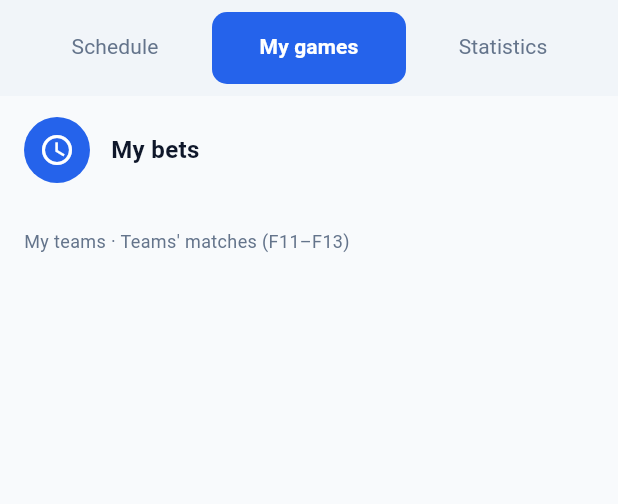
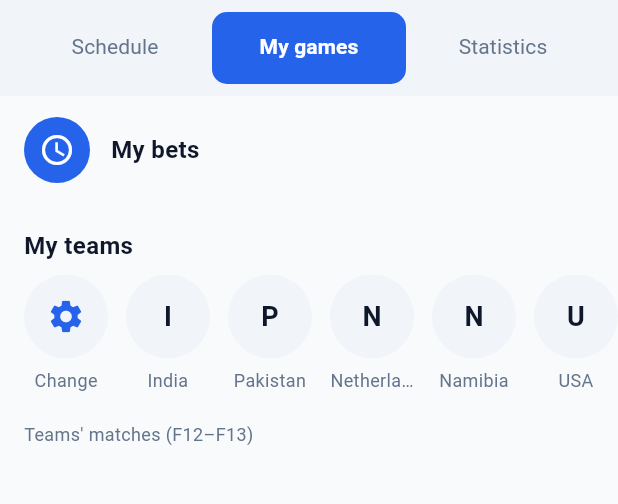
Before and after one commit to SaeefMinhaz/flutter_complex_ui_guide, a Flutter app: the screen it shows after launch, tab 2 chosen, on a phone screen of 412 x 824 dp, the part 330-834 px from its top. Run offline on Flutter 3.47's test engine with Material 3 defaults, Android fonts, the phone set to English and light mode, and no system bars; our stand-ins replace equatable, flutter_bloc.

Commit message:
feat(my games): My teams carousel with Change and team chip added

```diff
--- a/lib/features/my_games/presentation/my_games_page.dart
+++ b/lib/features/my_games/presentation/my_games_page.dart
@@ -2,10 +2,19 @@ import 'package:flutter/material.dart';
 
 import '../../../core/theme/theme.dart';
 import 'widgets/my_bets_row.dart';
+import 'widgets/my_teams_carousel.dart';
 
-/// My games tab content. My Bets (F10), My Teams, Teams Match in F11–F13.
+/// My games tab content. My Bets (F10), My Teams (F11), Teams Match in F12–F13.
 class MyGamesPage extends StatelessWidget {
   const MyGamesPage({super.key});
+
+  static const List<String> _exampleTeams = [
+    'India',
+    'Pakistan',
+    'Netherlands',
+    'Namibia',
+    'USA',
+  ];
 
   @override
   Widget build(BuildContext context) {
@@ -15,10 +24,20 @@ class MyGamesPage extends StatelessWidget {
           child: MyBetsRow(),
         ),
         SliverToBoxAdapter(
+          child: MyTeamsCarousel(
+            teamNames: _exampleTeams,
+            onChangeTap: () {
+              ScaffoldMessenger.of(context).showSnackBar(
+                const SnackBar(content: Text('Change teams')),
+              );
+            },
+          ),
+        ),
+        SliverToBoxAdapter(
           child: Padding(
             padding: const EdgeInsets.all(16),
             child: Text(
-              'My teams · Teams\' matches (F11–F13)',
+              'Teams\' matches (F12–F13)',
               style: AppTextStyles.bodySmall,
             ),
           ),
--- /dev/null
+++ b/lib/features/my_games/presentation/widgets/my_teams_carousel.dart
@@ -0,0 +1,128 @@
+import 'package:flutter/material.dart';
+
+import '../../../../core/theme/theme.dart';
+import '../../../../core/widgets/widgets.dart';
+
+/// Horizontal carousel: "Change" chip + team chips (circular flag + name).
+class MyTeamsCarousel extends StatelessWidget {
+  const MyTeamsCarousel({
+    super.key,
+    required this.teamNames,
+    this.onChangeTap,
+  });
+
+  final List<String> teamNames;
+  final VoidCallback? onChangeTap;
+
+  static const double _chipSize = 56;
+
+  @override
+  Widget build(BuildContext context) {
+    return Column(
+      crossAxisAlignment: CrossAxisAlignment.start,
+      children: [
+        const SectionHeader(title: 'My teams'),
+        SizedBox(
+          height: 82,
+          child: ListView(
+            scrollDirection: Axis.horizontal,
+            padding: const EdgeInsets.symmetric(horizontal: 16),
+            children: [
+              _ChangeChip(onTap: onChangeTap),
+              const SizedBox(width: 12),
+              ...teamNames.map((name) => Padding(
+                    padding: const EdgeInsets.only(right: 12),
+                    child: _TeamChip(teamName: name),
+                  )),
+            ],
+          ),
+        ),
+      ],
+    );
+  }
+}
+
+class _ChangeChip extends StatelessWidget {
+  const _ChangeChip({this.onTap});
+
+  final VoidCallback? onTap;
+
+  @override
+  Widget build(BuildContext context) {
+    return Material(
+      color: Colors.transparent,
+      child: InkWell(
+        onTap: onTap,
+        borderRadius: BorderRadius.circular(MyTeamsCarousel._chipSize / 2),
+        child: SizedBox(
+          width: MyTeamsCarousel._chipSize,
+          child: Column(
+            mainAxisSize: MainAxisSize.min,
+            children: [
+              Container(
+                width: MyTeamsCarousel._chipSize,
+                height: MyTeamsCarousel._chipSize,
+                decoration: BoxDecoration(
+                  color: AppColors.surface,
+                  shape: BoxShape.circle,
+                ),
+                child: Icon(
+                  Icons.settings,
+                  size: 26,
+                  color: AppColors.primary,
+                ),
+              ),
+              const SizedBox(height: 6),
+              Text(
+                'Change',
+                style: AppTextStyles.bodySmall,
+                maxLines: 1,
+                overflow: TextOverflow.ellipsis,
+              ),
+            ],
+          ),
+        ),
+      ),
+    );
+  }
+}
+
+class _TeamChip extends StatelessWidget {
+  const _TeamChip({required this.teamName});
+
+  final String teamName;
+
+  @override
+  Widget build(BuildContext context) {
+    return SizedBox(
+      width: MyTeamsCarousel._chipSize,
+      child: Column(
+        mainAxisSize: MainAxisSize.min,
+        children: [
+          Container(
+            width: MyTeamsCarousel._chipSize,
+            height: MyTeamsCarousel._chipSize,
+            decoration: BoxDecoration(
+              color: AppColors.surface,
+              shape: BoxShape.circle,
+            ),
+            child: Center(
+              child: Text(
+                teamName.isNotEmpty ? teamName[0].toUpperCase() : '?',
+                style: AppTextStyles.cardTitle.copyWith(fontSize: 18),
+              ),
+            ),
+          ),
+          const SizedBox(height: 6),
+          Text(
+            teamName,
+            style: AppTextStyles.bodySmall,
+            maxLines: 1,
+            overflow: TextOverflow.ellipsis,
+            textAlign: TextAlign.center,
+          ),
+        ],
+      ),
+    );
+  }
+}
```
